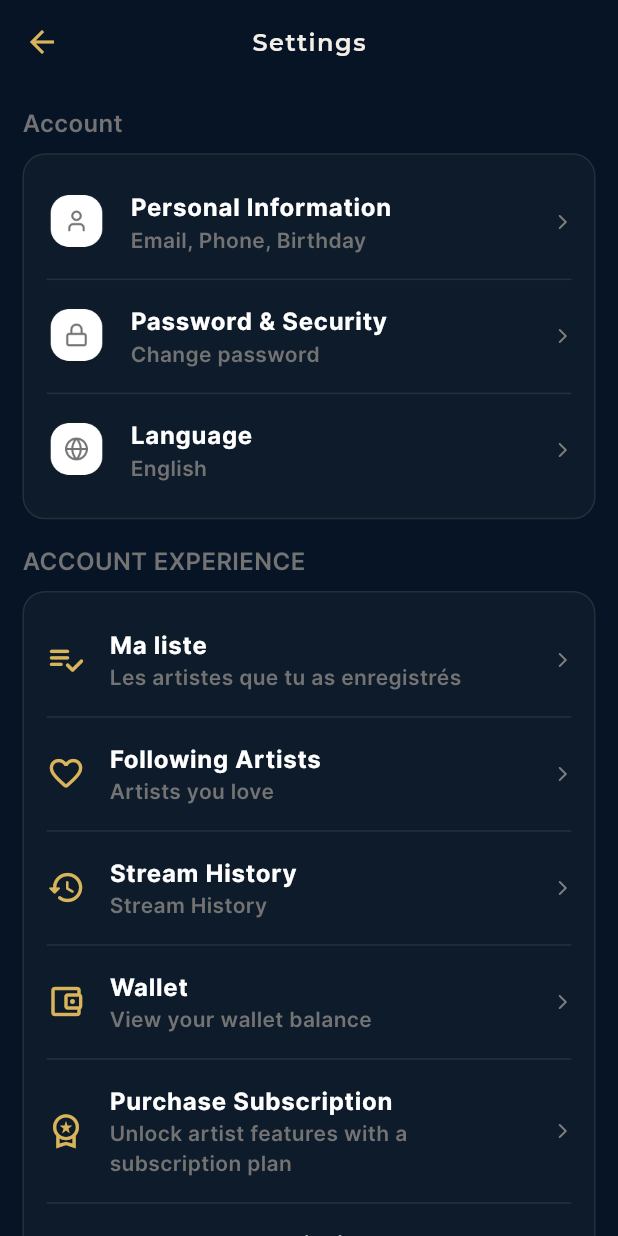
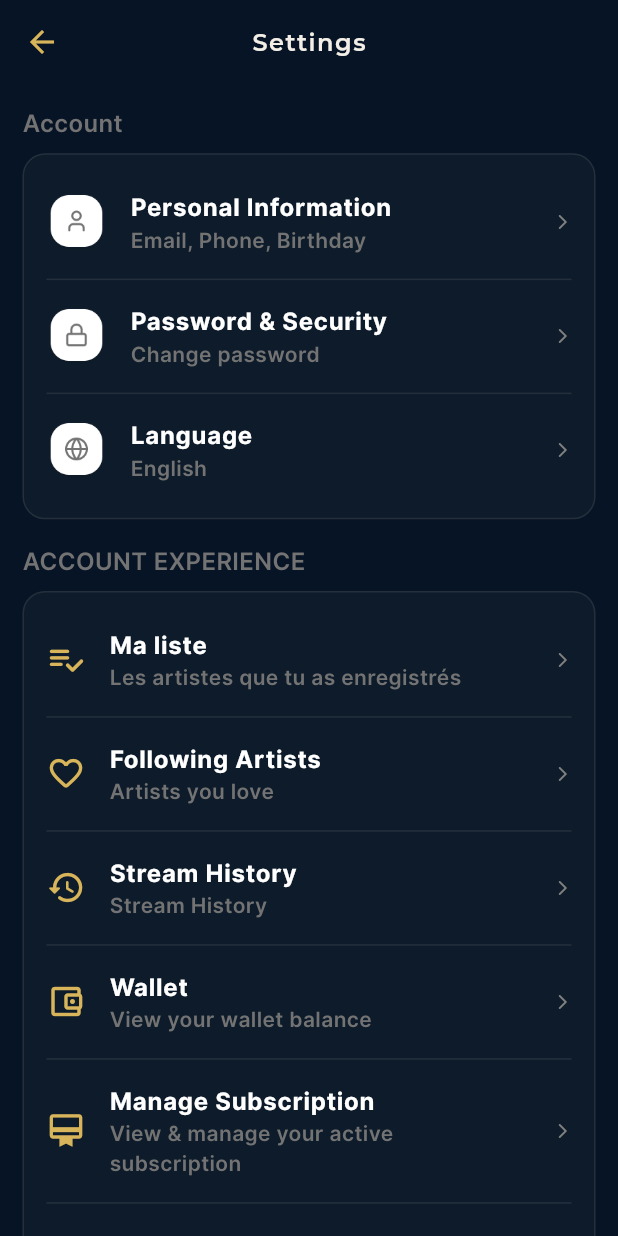
Before and after one commit to Elpadrino971/Eliv, a Flutter app: the Profile screen opened directly, after a tap on the "settings" icon, on a phone screen of 412 x 824 dp. Run offline on Flutter 3.47's test engine with Material 3 defaults, Android fonts, the phone set to English and light mode, and no system bars; our stand-ins replace cached_network_image, firebase_core, firebase_messaging, flutter_local_notifications, get, get_storage and 8 more; missing offline and left inert: purchases_flutter, receive_sharing_intent, zego_express_engine, zego_uikit_prebuilt_live_streaming; accounts and stored records are empty; network calls fail.

```diff
--- a/lib/BottomBar/screens/profile/profile.dart
+++ b/lib/BottomBar/screens/profile/profile.dart
@@ -3,7 +3,8 @@ import 'dart:convert';
 
 import 'package:artist/BottomBar/screens/homeScreen/notification_screen.dart';
 import 'package:artist/BottomBar/screens/my_bottom_bar.dart';
-import 'package:artist/BottomBar/screens/profile/all_subscription_screen.dart';
+// Ecran d'achat d'abonnement : conserve pour reactivation future.
+// import 'package:artist/BottomBar/screens/profile/all_subscription_screen.dart';
 import 'package:artist/BottomBar/screens/profile/artist_onboarding_screen.dart';
 import 'package:artist/BottomBar/screens/profile/contant_page.dart';
 import 'package:artist/BottomBar/screens/profile/following_artists.dart';
@@ -134,15 +135,10 @@ class _ProfileState extends State<Profile> {
         'subTitle': 'prof_wallet_sub'.tr,
         'onTap': () => Get.to(() => const UserWallet()),
       },
-      // Achat d'abonnement artiste : in-app via Apple IAP (produits vybzz_XX_1m
-      // approuvés sur l'App Store, conforme 3.1.1). Le paiement web/Stripe
-      // reste proposé côté site et masqué dans l'app iOS (anti-steering).
-      {
-        'icon': Icons.workspace_premium_outlined,
-        'title': 'prof_purchase_sub'.tr,
-        'subTitle': 'prof_become_artist_sub'.tr,
-        'onTap': () => Get.to(() => const AllSubscriptionScreen()),
-      },
+      // Achat d'abonnement artiste : ecran retire du menu. L'ecran
+      // AllSubscriptionScreen reste dans le depot et peut etre reactive en
+      // remettant cette entree. « Gerer mon abonnement » ci-dessous reste
+      // accessible (restauration d'achat, exigence App Store 3.1.1).
       {
         'icon': Icons.card_membership_outlined,
         'title': 'prof_manage_sub'.tr,
--- a/lib/BottomBar/screens/profile/settings.dart
+++ b/lib/BottomBar/screens/profile/settings.dart
@@ -12,7 +12,8 @@ import 'package:artist/BottomBar/screens/profile/following_artists.dart';
 import 'package:artist/BottomBar/screens/profile/my_list_screen.dart';
 import 'package:artist/BottomBar/screens/profile/history.dart';
 import 'package:artist/BottomBar/screens/profile/user_wallet.dart';
-import 'package:artist/BottomBar/screens/profile/all_subscription_screen.dart';
+// Ecran d'achat d'abonnement : conserve pour reactivation future.
+// import 'package:artist/BottomBar/screens/profile/all_subscription_screen.dart';
 import 'package:artist/BottomBar/screens/profile/manage_subscription_screen.dart';
 import 'package:artist/BottomBar/screens/profile/idea_box_screen.dart';
 import 'package:artist/BottomBar/screens/profile/contant_page.dart';
@@ -110,12 +111,8 @@ class _SettingsState extends State<Settings> {
       'subTitle': 'prof_wallet_sub'.tr,
       'onTap': () => Get.to(() => const UserWallet()),
     },
-    {
-      'icon': Icons.workspace_premium_outlined,
-      'title': 'prof_purchase_sub'.tr,
-      'subTitle': 'prof_become_artist_sub'.tr,
-      'onTap': () => Get.to(() => const AllSubscriptionScreen()),
-    },
+    // Achat d'abonnement artiste : entree retiree du menu (l'ecran reste dans
+    // le depot, reactivable). « Gerer mon abonnement » reste accessible.
     {
       'icon': Icons.card_membership_outlined,
       'title': 'prof_manage_sub'.tr,
```
